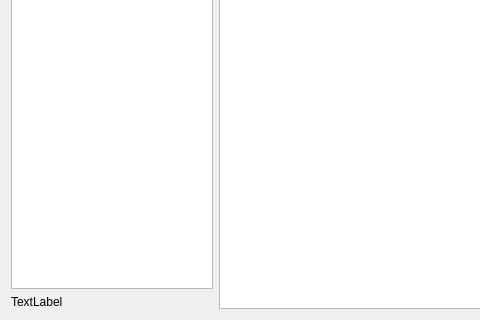
rodety/Jireh, file reporte/ui_reporte.ui: the form before one commit; both pictures show x 0 to 480 and y 153 to 473 of the 697 by 473 pixel window.
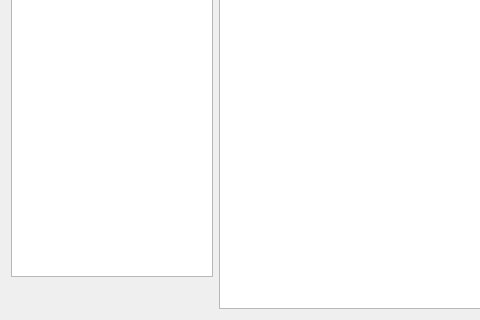
The form after the commit. Icons and pictures are not drawn.

Commit message: T>ermiando reportes :)

Diff of the .ui file:
```diff
--- a/reporte/ui_reporte.ui
+++ b/reporte/ui_reporte.ui
@@ -57,8 +57,13 @@
      </item>
      <item>
       <widget class="QLabel" name="label_total">
+       <property name="font">
+        <font>
+         <pointsize>17</pointsize>
+        </font>
+       </property>
        <property name="text">
-        <string>TextLabel</string>
+        <string/>
        </property>
       </widget>
      </item>
```
The commit also changes 2 other files.
